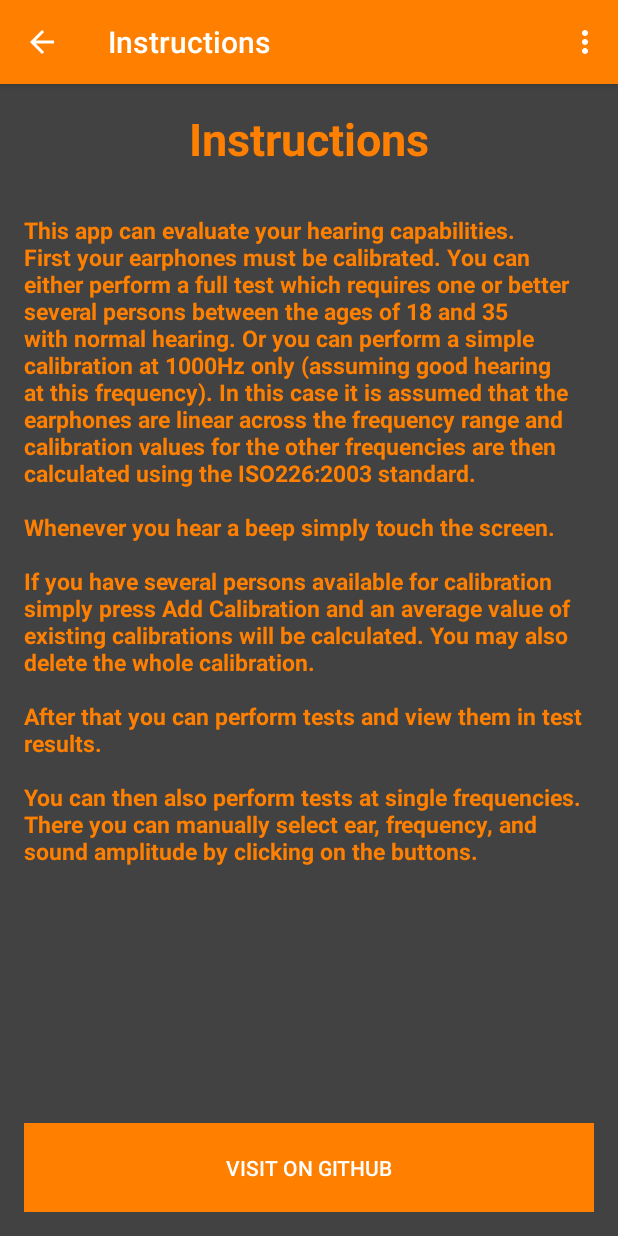
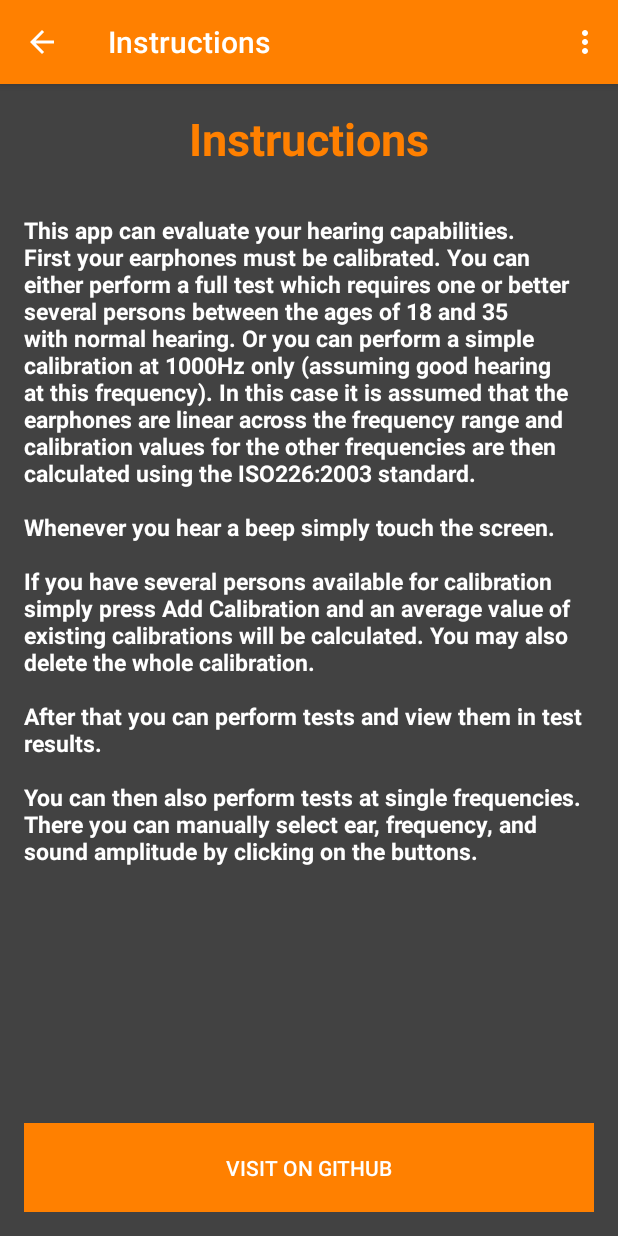
Before and after one commit to woheller69/audiometry, an Android app: the Info screen opened directly, with no data from a screen before it, on a phone screen of 412 x 824 dp. Run offline under Robolectric (Android 15) with nearby library versions, the phone set to English and light mode, and no system bars.

Commit message:
changes some strings and colors

```diff
--- a/app/src/main/AndroidManifest.xml
+++ b/app/src/main/AndroidManifest.xml
@@ -24,7 +24,7 @@
         </activity>
         <activity
             android:name="ut.ewh.audiometrytest.PerformSingleTest"
-            android:label="@string/title_activity_performTest"
+            android:label="@string/title_activity_performSingleTest"
             android:screenOrientation="portrait" >
             <meta-data
                 android:name="android.support.PARENT_ACTIVITY"
--- a/app/src/main/java/ut/ewh/audiometrytest/TestData.java
+++ b/app/src/main/java/ut/ewh/audiometrytest/TestData.java
@@ -113,8 +113,8 @@ public class TestData extends ActionBarActivity {
             dataRight.add(dataPoint);
         }
         LineDataSet setRight = new LineDataSet(dataRight, "Right");
-        setRight.setCircleColor(getResources().getColor(R.color.dark_orange,getTheme()));
-        setRight.setColor(getResources().getColor(R.color.dark_orange,getTheme()));
+        setRight.setCircleColor(getResources().getColor(R.color.primary_dark,getTheme()));
+        setRight.setColor(getResources().getColor(R.color.primary_dark,getTheme()));
         setRight.setValueTextColor(Color.WHITE);
 
         LineData data = new LineData(setLeft,setRight);
--- a/app/src/main/java/ut/ewh/audiometrytest/TestLookup.java
+++ b/app/src/main/java/ut/ewh/audiometrytest/TestLookup.java
@@ -55,7 +55,7 @@ public class TestLookup extends ActionBarActivity {
 
         TextView textview = new TextView(this);
         textview.setText(R.string.test_results);
-        textview.setTextColor(Color.parseColor("#FF8000"));
+        textview.setTextColor(getResources().getColor(R.color.orange,getTheme()));
         textview.setTextSize(30);
         textview.setTypeface(null, Typeface.BOLD);
         textview.setGravity(Gravity.CENTER);
@@ -71,7 +71,7 @@ public class TestLookup extends ActionBarActivity {
         if (allSavedTests.length < 1) {
             TextView message = new TextView(this);
             message.setLayoutParams(new LinearLayout.LayoutParams(LinearLayout.LayoutParams.WRAP_CONTENT, LinearLayout.LayoutParams.WRAP_CONTENT));
-            message.setTextColor(Color.parseColor("#FFFFFF"));
+            message.setTextColor(getResources().getColor(R.color.white,getTheme()));
             message.setTextSize(20);
             message.setBackgroundColor(Color.parseColor("#424242"));
             message.setPadding(40, 30, 16, 0);
--- a/app/src/main/res/drawable/button_background.xml
+++ b/app/src/main/res/drawable/button_background.xml
@@ -1,4 +1,4 @@
 <?xml version="1.0" encoding="utf-8"?>
-    <ripple xmlns:android="http://schemas.android.com/apk/res/android" android:color="@color/dark_orange">
+    <ripple xmlns:android="http://schemas.android.com/apk/res/android" android:color="@color/primary_dark">
         <item android:drawable="@drawable/button_static_background" ></item>
     </ripple>
--- a/app/src/main/res/layout/activity_info.xml
+++ b/app/src/main/res/layout/activity_info.xml
@@ -17,7 +17,7 @@
         android:layout_height="wrap_content"
         android:textSize="30sp"
         android:textStyle="bold"
-        android:textColor="#FF8000"
+        android:textColor="@color/orange"
         android:gravity="center"
         android:layout_gravity="center"/>
     <ScrollView
@@ -36,7 +36,7 @@
                 android:layout_height="wrap_content"
                 android:textSize="15sp"
                 android:textStyle="bold"
-                android:textColor="#FF8000"
+                android:textColor="@color/white"
                 android:gravity="left"
                 android:layout_gravity="center"/>
         </LinearLayout>
--- a/app/src/main/res/layout/activity_main.xml
+++ b/app/src/main/res/layout/activity_main.xml
@@ -18,7 +18,7 @@
     android:text="@string/main_menu_greeting"
     android:textSize="40sp"
     android:textStyle="bold"
-    android:textColor="#FF8000"
+    android:textColor="@color/orange"
     android:layout_marginBottom="20sp"
     android:gravity="right"
     android:layout_gravity="right"/>
@@ -27,7 +27,7 @@
     android:layout_height="wrap_content"
     android:text="@string/main_menu_greeting_body"
     android:textSize="20sp"
-    android:textColor="#FFFFFF"
+    android:textColor="@color/white"
     android:layout_gravity="right"
     android:gravity="right"/>
     <ScrollView
--- a/app/src/main/res/values/colors.xml
+++ b/app/src/main/res/values/colors.xml
@@ -2,15 +2,11 @@
 <resources>
 
     <color name="orange">#FF8000</color>
-    <color name="primary">#FF8000</color>
     <color name="primary_dark">#ffc96500</color>
-    <color name="accent">#FFFFFF</color>
-    <color name="dark_orange">#bb4000</color>
     <color name="black">#000000</color>
     <color name="white">#FFFFFF</color>
     <color name="grey">#888888</color>
     <color name="green">#adce49</color>
     <color name="background_grey">#424242</color>
 
-
 </resources>
--- a/app/src/main/res/values/strings.xml
+++ b/app/src/main/res/values/strings.xml
@@ -56,5 +56,6 @@
     <string name="chart_description">Hearing Thresholds (dB HL)</string>
     <string name="instructions">This app can evaluate your hearing capabilities.\nFirst your earphones must be calibrated. You can either perform a full test which requires one or better several persons between the ages of 18 and 35 with normal hearing. Or you can perform a simple calibration at 1000Hz only (assuming good hearing at this frequency). In this case it is assumed that the earphones are linear across the frequency range and calibration values for the other frequencies are then calculated using the ISO226:2003 standard.\n\nWhenever you hear a beep simply touch the screen.\n\nIf you have several persons available for calibration simply press "Add Calibration" and an average value of existing calibrations will be calculated. You may also delete the whole calibration.\n\nAfter that you can perform tests and view them in test results.\n\nYou can then also perform tests at single frequencies. There you can manually select ear, frequency, and sound amplitude by clicking on the buttons.
 </string>
+    <string name="title_activity_performSingleTest">Click to set parameters</string>
 
 </resources>
--- a/app/src/main/res/values/styles.xml
+++ b/app/src/main/res/values/styles.xml
@@ -3,7 +3,7 @@
     <!-- Base application theme. -->
     <style name="AppTheme" parent="Theme.AppCompat">
         <!-- Customize your theme here. -->
-        <item name="colorPrimary">@color/primary</item>
+        <item name="colorPrimary">@color/orange</item>
         <item name="colorPrimaryDark">@color/primary_dark</item>
         <item name="colorAccent">@color/accent_material_dark</item>
     </style>
```
Also changed, not shown: app/src/main/res/layout/activity_pre__calibration.xml (+4 -4 lines).
